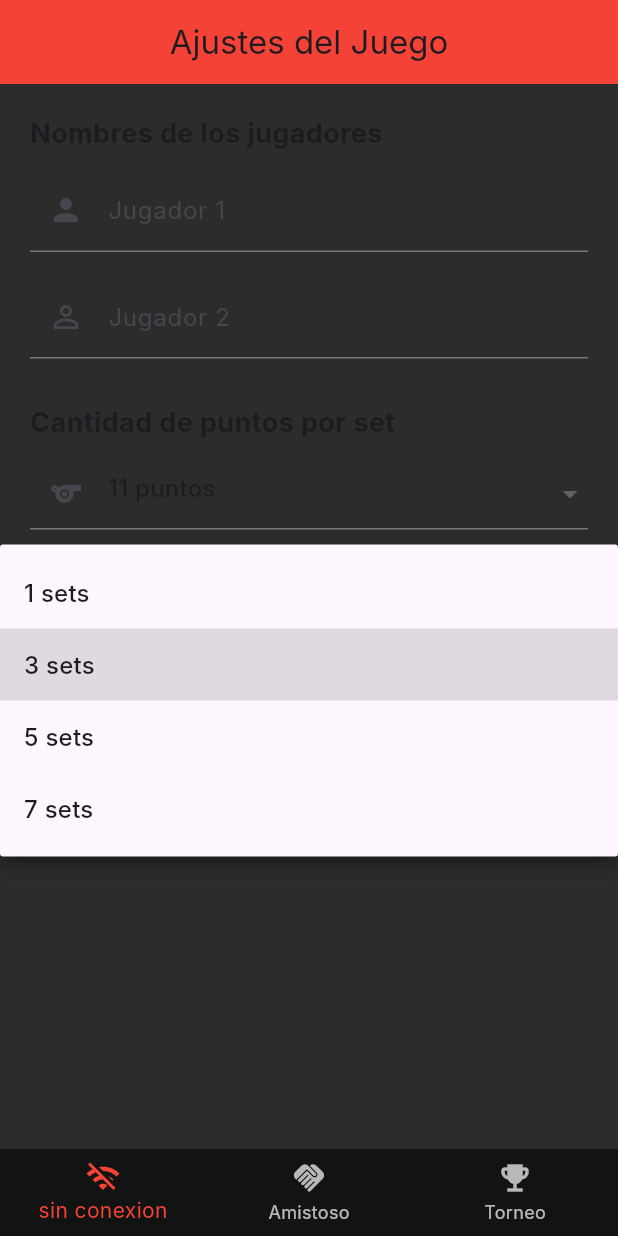
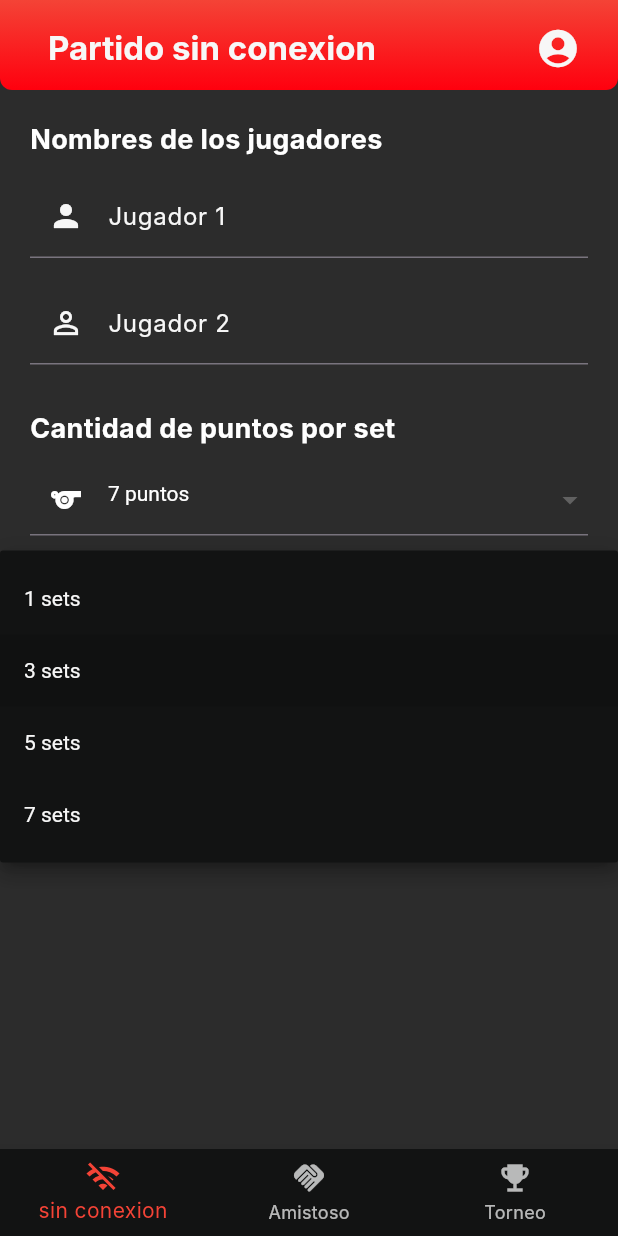
Before and after one commit to Edgarbri26/marcadorApp-flutter, a Flutter app: the screen it shows after launch, after a tap on an icon or button, on a phone screen of 412 x 824 dp. Run offline on Flutter 3.47's test engine with Material 3 defaults, Android fonts, the light colour scheme and no system bars; our stand-ins replace dropdown_search, shared_preferences; Roboto replaces fonts that are missing (Inter).

Commit message:
mejora en el aspecto visual de settings

```diff
--- a/lib/pages/amistoso_page.dart
+++ b/lib/pages/amistoso_page.dart
@@ -1,7 +1,12 @@
 import 'package:flutter/material.dart';
 import 'package:marcador/config/app_routes.dart';
+import 'package:marcador/design/my_colors.dart';
+import 'package:marcador/design/spacing.dart';
+import 'package:marcador/design/type_button.dart';
+import 'package:marcador/widget/button_app.dart';
 import 'package:marcador/widget/jugador_dropdown.dart';
 import 'package:marcador/models/jugadores.dart';
+import 'package:marcador/widget/set_and_points_selet.dart';
 import 'package:shared_preferences/shared_preferences.dart';
 
 class AmistosoPage extends StatefulWidget {
@@ -79,7 +84,7 @@ class _AmistosoPageState extends State<AmistosoPage> {
   Jugador? _player2Seleccionado;
 
   @override
-   Widget build(BuildContext context) {
+  Widget build(BuildContext context) {
     if (_isLoading) {
       return const Center(child: CircularProgressIndicator());
     }
@@ -91,7 +96,11 @@ class _AmistosoPageState extends State<AmistosoPage> {
           // Nombres de jugadores
           const Text(
             "Selecciona Jugador 1",
-            style: TextStyle(fontSize: 18, fontWeight: FontWeight.bold),
+            style: TextStyle(
+              fontSize: 18,
+              fontWeight: FontWeight.bold,
+              color: MyColors.lightGray,
+            ),
           ),
           const SizedBox(height: 10),
           JugadorDropdown(
@@ -106,7 +115,11 @@ class _AmistosoPageState extends State<AmistosoPage> {
           const SizedBox(height: 15),
           const Text(
             "Selecciona Jugador 2",
-            style: TextStyle(fontSize: 18, fontWeight: FontWeight.bold),
+            style: TextStyle(
+              fontSize: 18,
+              fontWeight: FontWeight.bold,
+              color: MyColors.lightGray,
+            ),
           ),
           const SizedBox(height: 10),
           JugadorDropdown(
@@ -118,76 +131,16 @@ class _AmistosoPageState extends State<AmistosoPage> {
               });
             },
           ),
+          const SizedBox(height: Spacing.xl),
 
-          // Selección de puntos
-          const Text(
-            "Cantidad de puntos por set",
-            style: TextStyle(fontSize: 18, fontWeight: FontWeight.bold),
-          ),
-          const SizedBox(height: 10),
-          DropdownButtonFormField<int>(
-            value: _selectedPoints,
-            items:
-                pointsOptions.map((int value) {
-                  return DropdownMenuItem<int>(
-                    value: value,
-                    child: Text("$value puntos"),
-                  );
-                }).toList(),
-            decoration: const InputDecoration(prefixIcon: Icon(Icons.sports)),
-            onChanged: (newValue) {
-              setState(() {
-                _selectedPoints = newValue!;
-              });
-            },
-          ),
-          const SizedBox(height: 30),
+          SetAndPointsSelet(),
 
-          // Selección de sets
-          const Text(
-            "Cantidad de sets",
-            style: TextStyle(fontSize: 18, fontWeight: FontWeight.bold),
-          ),
-          const SizedBox(height: 10),
-          DropdownButtonFormField<int>(
-            value: _selectedSets,
-            items:
-                setsOptions.map((int value) {
-                  return DropdownMenuItem<int>(
-                    value: value,
-                    child: Text("$value sets"),
-                  );
-                }).toList(),
-            decoration: const InputDecoration(
-              prefixIcon: Icon(Icons.format_list_numbered),
-            ),
-            onChanged: (newValue) {
-              setState(() {
-                _selectedSets = newValue!;
-              });
-            },
-          ),
-          const SizedBox(height: 40),
-
-          // Botón de guardar
           Center(
-            child: ElevatedButton.icon(
-              style: ElevatedButton.styleFrom(
-                backgroundColor: Colors.deepPurple,
-                padding: const EdgeInsets.symmetric(
-                  horizontal: 30,
-                  vertical: 14,
-                ),
-                shape: RoundedRectangleBorder(
-                  borderRadius: BorderRadius.circular(12),
-                ),
-              ),
-              icon: const Icon(Icons.save, color: Colors.white),
-              label: const Text(
-                "Guardar ajustes",
-                style: TextStyle(fontSize: 16, color: Colors.white),
-              ),
+            child: ButtonApp(
               onPressed: _saveSettings,
+              title: 'Comenzar juego',
+              icon: Icon(Icons.play_arrow_rounded, color: MyColors.light),
+              typeButton: TypeButton.primary,
             ),
           ),
         ],
--- a/lib/pages/settings_page.dart
+++ b/lib/pages/settings_page.dart
@@ -13,8 +13,16 @@ class SettingsPage extends StatefulWidget {
 
 class _SettingsPageState extends State<SettingsPage> {
   int _selectedIndex = 0;
+  String title = 'Configuracion de partido';
   // Índice inicial en Configuración
   void _onItemTapped(int index) {
+    if (index == 0) {
+      title = 'Partido sin conexion';
+    } else if (index == 1) {
+      title = 'Partido amistoso';
+    } else if (index == 2) {
+      title = 'Configuracion de partido';
+    }
     setState(() {
       _selectedIndex = index;
     });
@@ -26,9 +34,50 @@ class _SettingsPageState extends State<SettingsPage> {
       backgroundColor: MyColors.darkContraste,
 
       appBar: AppBar(
-        title: const Text("Ajustes del Juego"),
+        toolbarHeight: 60,
+        title: Container(
+          margin: const EdgeInsets.only(top: Spacing.xs),
+          child: Row(
+            mainAxisAlignment: MainAxisAlignment.spaceBetween,
+            mainAxisSize: MainAxisSize.max,
+            children: [
+              Padding(
+                padding: const EdgeInsets.only(left: Spacing.md),
+                child: Text(
+                  title,
+                  style: TextStyle(
+                    fontSize: 22,
+                    fontWeight: FontWeight.bold,
+                    color: MyColors.lightGray,
+                  ),
+                ),
+              ),
+              IconButton(
+                onPressed: () {},
+                icon: Icon(
+                  Icons.account_circle,
+                  color: MyColors.lightGray,
+                  size: 30,
+                ),
+              ),
+            ],
+          ),
+        ),
         centerTitle: true,
-        backgroundColor: MyColors.primary,
+        backgroundColor: Colors.transparent,
+        flexibleSpace: Container(
+          decoration: BoxDecoration(
+            borderRadius: const BorderRadius.only(
+              bottomLeft: Radius.circular(Spacing.sm),
+              bottomRight: Radius.circular(Spacing.sm),
+            ), // PARA EL BORDE REDONDEADO DEL APPBAR
+            gradient: LinearGradient(
+              colors: [MyColors.primary, MyColors.error],
+              begin: Alignment.topCenter,
+              end: Alignment.bottomCenter,
+            ),
+          ),
+        ),
       ),
 
       body: Padding(
--- a/lib/widget/button_app.dart
+++ b/lib/widget/button_app.dart
@@ -17,19 +17,38 @@ class ButtonApp extends StatelessWidget {
 
   @override
   Widget build(BuildContext context) {
-    return ElevatedButton.icon(
-      style: ElevatedButton.styleFrom(
-        backgroundColor:
-            typeButton == TypeButton.primary ? MyColors.primary : MyColors.dark,
-        padding: const EdgeInsets.symmetric(horizontal: 20, vertical: 10),
-        shape: RoundedRectangleBorder(borderRadius: BorderRadius.circular(12)),
+    return Container(
+      decoration: BoxDecoration(
+        gradient:
+            typeButton == TypeButton.primary
+                ? LinearGradient(
+                  colors: [MyColors.primary, MyColors.error],
+                  begin: Alignment.topCenter,
+                  end: Alignment.bottomCenter,
+                )
+                : LinearGradient(
+                  colors: [MyColors.darkContraste, MyColors.dark],
+                  begin: Alignment.topCenter,
+                  end: Alignment.bottomCenter,
+                ),
+        borderRadius: BorderRadius.circular(12),
       ),
-      icon: const Icon(Icons.play_arrow_rounded, color: Colors.white, size: 28),
-      label: Text(
-        "Jugar",
-        style: TextStyle(fontSize: 16, color: MyColors.light),
+      child: ElevatedButton.icon(
+        style: ElevatedButton.styleFrom(
+          backgroundColor: Colors.transparent,
+          shadowColor: Colors.transparent,
+          padding: const EdgeInsets.symmetric(horizontal: 20, vertical: 10),
+          shape: RoundedRectangleBorder(
+            borderRadius: BorderRadius.circular(12),
+          ),
+        ),
+        icon: icon,
+        label: Text(
+          title,
+          style: TextStyle(fontSize: 16, color: MyColors.light),
+        ),
+        onPressed: onPressed,
       ),
-      onPressed: onPressed,
     );
   }
 }
--- a/lib/widget/jugador_dropdown.dart
+++ b/lib/widget/jugador_dropdown.dart
@@ -1,5 +1,6 @@
 import 'package:flutter/material.dart';
 import 'package:dropdown_search/dropdown_search.dart';
+import 'package:marcador/design/my_colors.dart';
 import 'package:marcador/models/jugadores.dart';
 import 'package:marcador/services/api_services.dart';
 
@@ -7,7 +8,11 @@ class JugadorDropdown extends StatefulWidget {
   final Jugador? selectedItem;
   final ValueChanged<Jugador?> onChanged;
 
-  const JugadorDropdown({super.key, this.selectedItem, required this.onChanged});
+  const JugadorDropdown({
+    super.key,
+    this.selectedItem,
+    required this.onChanged,
+  });
 
   @override
   State<JugadorDropdown> createState() => _JugadorDropdownState();
@@ -43,23 +48,35 @@ class _JugadorDropdownState extends State<JugadorDropdown> {
         fit: FlexFit.loose,
         constraints: const BoxConstraints(maxHeight: 300),
         searchFieldProps: const TextFieldProps(
+          cursorColor: MyColors.primary,
           decoration: InputDecoration(
             hintText: 'Escribe el nombre...',
-            border: OutlineInputBorder(),
+            border: UnderlineInputBorder(),
+            focusedBorder: UnderlineInputBorder(
+              borderSide: BorderSide(color: MyColors.primary),
+            ),
           ),
         ),
+        menuProps: MenuProps(backgroundColor: MyColors.dark),
         itemBuilder:
             (context, jugador, isSelected, isDisabled) => ListTile(
-              title: Text(jugador.nombreCompleto),
-              leading: const Icon(Icons.person),
+              title: Text(
+                jugador.nombreCompleto,
+                style: TextStyle(color: MyColors.lightGray),
+              ),
+              leading: const Icon(Icons.person, color: MyColors.darkGray),
               enabled: !isDisabled,
             ),
       ),
       decoratorProps: const DropDownDecoratorProps(
         decoration: InputDecoration(
           labelText: 'Buscar jugador',
+          labelStyle: TextStyle(color: MyColors.lightGray),
           prefixIcon: Icon(Icons.search),
           border: OutlineInputBorder(),
+          focusedBorder: OutlineInputBorder(
+            borderSide: BorderSide(color: MyColors.primary),
+          ),
         ),
       ),
     );
--- a/lib/widget/set_and_points_selet.dart
+++ b/lib/widget/set_and_points_selet.dart
@@ -40,16 +40,13 @@ class _SetAndPointsSeletState extends State<SetAndPointsSelet> {
                   child: Text("$value puntos"),
                 );
               }).toList(),
+          style: TextStyle(color: MyColors.light),
+          dropdownColor: MyColors.dark,
           decoration: const InputDecoration(
-            prefixIcon: Icon(Icons.sports),
-            // fillColor: MyColors.light,
-            focusColor: MyColors.primary,
-            fillColor: MyColors.light,
-            iconColor: MyColors.primary,
-            hoverColor: MyColors.strongPrimary,
-
-            // enabledBorder: OutlineInputBorder(
-            //   borderSide: BorderSide(color: MyColors.primary),
+            prefixIcon: Icon(Icons.sports, color: MyColors.light),
+            focusedBorder: UnderlineInputBorder(
+              borderSide: BorderSide(color: MyColors.primary),
+            ),
           ),
           onChanged: (newValue) {
             setState(() {
@@ -78,13 +75,16 @@ class _SetAndPointsSeletState extends State<SetAndPointsSelet> {
                   child: Text("$value sets"),
                 );
               }).toList(),
+          style: TextStyle(color: MyColors.lightGray),
+          dropdownColor: MyColors.dark,
           decoration: InputDecoration(
-            prefixIcon: Icon(Icons.format_list_numbered),
-            // fillColor: MyColors.light,
-            focusColor: MyColors.primary,
-            fillColor: MyColors.light,
-            iconColor: MyColors.primary,
-            hoverColor: MyColors.primary.withOpacity(0.1),
+            focusedBorder: UnderlineInputBorder(
+              borderSide: BorderSide(color: MyColors.primary),
+            ),
+            prefixIcon: Icon(
+              Icons.format_list_numbered,
+              color: MyColors.lightGray,
+            ),
 
             // enabledBorder: OutlineInputBorder(
             //   borderSide: BorderSide(color: MyColors.primary),
--- a/lib/widget/signal_off.dart
+++ b/lib/widget/signal_off.dart
@@ -3,7 +3,7 @@ import 'package:marcador/config/app_routes.dart';
 import 'package:marcador/design/my_colors.dart';
 import 'package:marcador/design/type_button.dart';
 import 'package:marcador/widget/button_app.dart';
-import 'package:marcador/widget/jugador_dropdown.dart';
+import 'package:marcador/widget/set_and_points_selet.dart';
 import 'package:shared_preferences/shared_preferences.dart';
 
 class SignalOff extends StatefulWidget {
@@ -97,102 +97,51 @@ class _SignalOffState extends State<SignalOff> {
           // Nombres de jugadores
           const Text(
             "Nombres de los jugadores",
-            style: TextStyle(fontSize: 18, fontWeight: FontWeight.bold),
+            style: TextStyle(
+              fontSize: 18,
+              fontWeight: FontWeight.bold,
+              color: MyColors.light,
+            ),
           ),
           const SizedBox(height: 10),
           TextField(
             controller: _player1Controller,
+            cursorColor: MyColors.primary,
+            style: TextStyle(color: MyColors.light),
             decoration: const InputDecoration(
               labelText: "Jugador 1",
-              prefixIcon: Icon(Icons.person),
+              labelStyle: TextStyle(color: MyColors.lightGray),
+              prefixIcon: Icon(Icons.person, color: MyColors.lightGray),
+              focusedBorder: UnderlineInputBorder(
+                borderSide: BorderSide(color: MyColors.primary),
+              ),
             ),
           ),
           const SizedBox(height: 15),
           TextField(
             controller: _player2Controller,
+            cursorColor: MyColors.primary,
+            style: TextStyle(color: MyColors.light),
             decoration: const InputDecoration(
               labelText: "Jugador 2",
-              prefixIcon: Icon(Icons.person_outline),
+              labelStyle: TextStyle(color: MyColors.lightGray),
+              prefixIcon: Icon(Icons.person_outline, color: MyColors.lightGray),
+              focusedBorder: UnderlineInputBorder(
+                borderSide: BorderSide(color: MyColors.primary),
+              ),
             ),
           ),
           const SizedBox(height: 30),
 
-          // Selección de puntos
-          const Text(
-            "Cantidad de puntos por set",
-            style: TextStyle(fontSize: 18, fontWeight: FontWeight.bold),
-          ),
-          const SizedBox(height: 10),
-          DropdownButtonFormField<int>(
-            initialValue: _selectedPoints,
-            items:
-                pointsOptions.map((int value) {
-                  return DropdownMenuItem<int>(
-                    value: value,
-                    child: Text("$value puntos"),
-                  );
-                }).toList(),
-            decoration: const InputDecoration(prefixIcon: Icon(Icons.sports)),
-            onChanged: (newValue) {
-              setState(() {
-                _selectedPoints = newValue!;
-              });
-            },
-          ),
-          const SizedBox(height: 30),
+          SetAndPointsSelet(),
 
-          // Selección de sets
-          const Text(
-            "Cantidad de sets",
-            style: TextStyle(fontSize: 18, fontWeight: FontWeight.bold),
-          ),
-          const SizedBox(height: 10),
-          DropdownButtonFormField<int>(
-            initialValue: _selectedSets,
-            items:
-                setsOptions.map((int value) {
-                  return DropdownMenuItem<int>(
-                    value: value,
-                    child: Text("$value sets"),
-                  );
-                }).toList(),
-            decoration: const InputDecoration(
-              prefixIcon: Icon(Icons.format_list_numbered),
-            ),
-            onChanged: (newValue) {
-              setState(() {
-                _selectedSets = newValue!;
-              });
-            },
-          ),
-          const SizedBox(height: 40),
-
-          // Botón de guardar
+          // Botón de JUgar
           Center(
-            child: Row(
-              mainAxisAlignment: MainAxisAlignment.spaceEvenly,
-              children: [
-                ButtonApp(
-                  onPressed: _saveSettings,
-                  title: 'Jugar',
-                  icon: const Icon(
-                    Icons.play_arrow_rounded,
-                    color: Colors.white,
-                    size: 28,
-                  ),
-                  typeButton: TypeButton.primary,
-                ),
-                ButtonApp(
-                  onPressed: _saveSettings,
-                  title: 'jugar',
-                  icon: const Icon(
-                    Icons.play_arrow_rounded,
-                    color: Colors.white,
-                    size: 28,
-                  ),
-                  typeButton: TypeButton.secundary,
-                ),
-              ],
+            child: ButtonApp(
+              onPressed: _saveSettings,
+              title: 'Comenzar juego',
+              icon: Icon(Icons.play_arrow_rounded, color: MyColors.light),
+              typeButton: TypeButton.primary,
             ),
           ),
         ],
```
